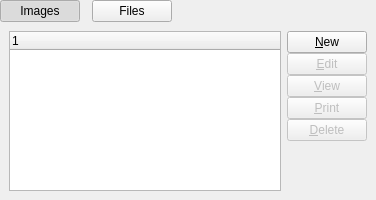
Before: the Qt Designer form xtuple/trunk/widgets/documents.ui in WooodHead/xtuple, drawn with Qt 5.
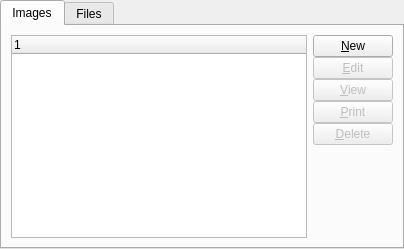
After: the same form once the commit is applied. Custom widgets are drawn as their Qt base class.

Commit message: issue #7232:  More experiments with nested tabs.

```diff
--- a/xtuple/trunk/widgets/documents.ui
+++ b/xtuple/trunk/widgets/documents.ui
@@ -5,8 +5,8 @@
    <rect>
     <x>0</x>
     <y>0</y>
-    <width>376</width>
-    <height>200</height>
+    <width>404</width>
+    <height>249</height>
    </rect>
   </property>
   <property name="minimumSize" >
@@ -38,54 +38,14 @@
     <number>0</number>
    </property>
    <item row="0" column="0" >
-    <layout class="QHBoxLayout" >
-     <property name="spacing" >
-      <number>12</number>
-     </property>
-     <item>
-      <widget class="QPushButton" name="_imagesButton" >
-       <property name="text" >
-        <string>Images</string>
-       </property>
-       <property name="checkable" >
-        <bool>true</bool>
-       </property>
-       <property name="checked" >
-        <bool>true</bool>
-       </property>
-      </widget>
-     </item>
-     <item>
-      <widget class="QPushButton" name="_filesButton" >
-       <property name="text" >
-        <string>Files</string>
-       </property>
-       <property name="checkable" >
-        <bool>true</bool>
-       </property>
-      </widget>
-     </item>
-     <item>
-      <spacer>
-       <property name="orientation" >
-        <enum>Qt::Horizontal</enum>
-       </property>
-       <property name="sizeHint" >
-        <size>
-         <width>40</width>
-         <height>20</height>
-        </size>
-       </property>
-      </spacer>
-     </item>
-    </layout>
-   </item>
-   <item row="1" column="0" >
-    <widget class="QStackedWidget" name="_documentsStack" >
+    <widget class="QTabWidget" name="_tab" >
      <property name="currentIndex" >
       <number>0</number>
      </property>
-     <widget class="QWidget" name="_imagesPage" >
+     <widget class="QWidget" name="_imagesTab" >
+      <attribute name="title" >
+       <string>Images</string>
+      </attribute>
       <layout class="QGridLayout" >
        <item row="0" column="0" >
         <widget class="XTreeWidget" name="_images" >
@@ -184,7 +144,10 @@
        </item>
       </layout>
      </widget>
-     <widget class="QWidget" name="_filesPage" >
+     <widget class="QWidget" name="_filesTab" >
+      <attribute name="title" >
+       <string>Files</string>
+      </attribute>
       <layout class="QGridLayout" >
        <item row="0" column="0" >
         <widget class="XTreeWidget" name="_files" >
```
Left out of the diff: 32 changed lines with no effect on the pictures. The commit also changes 2 other files.
